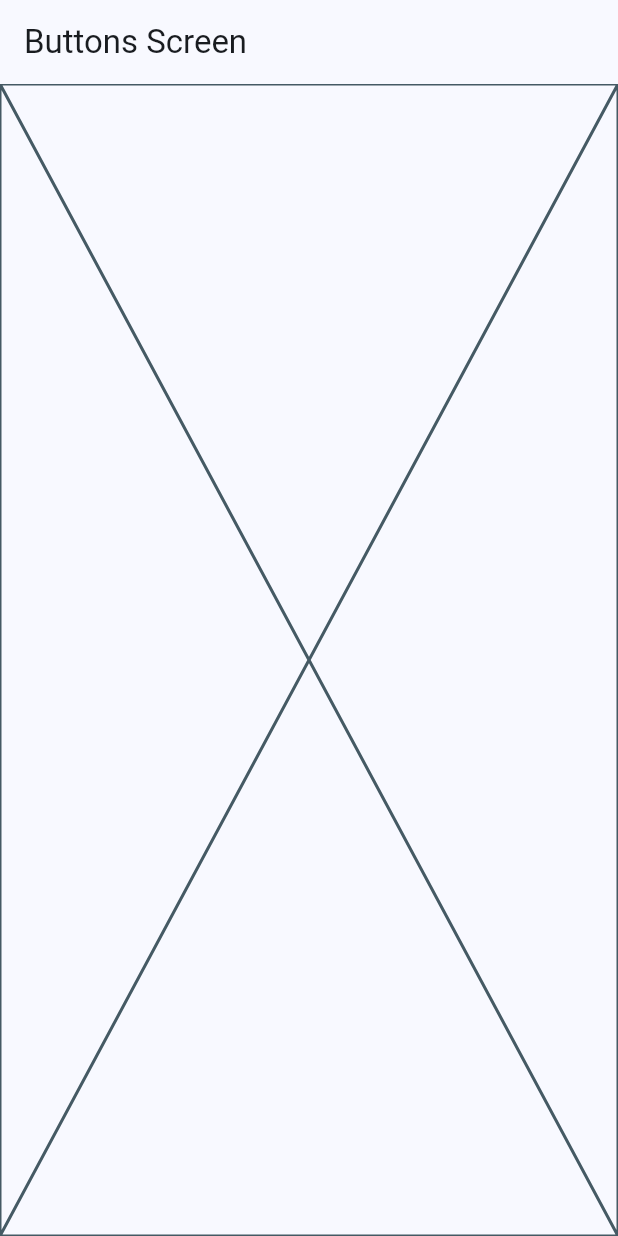
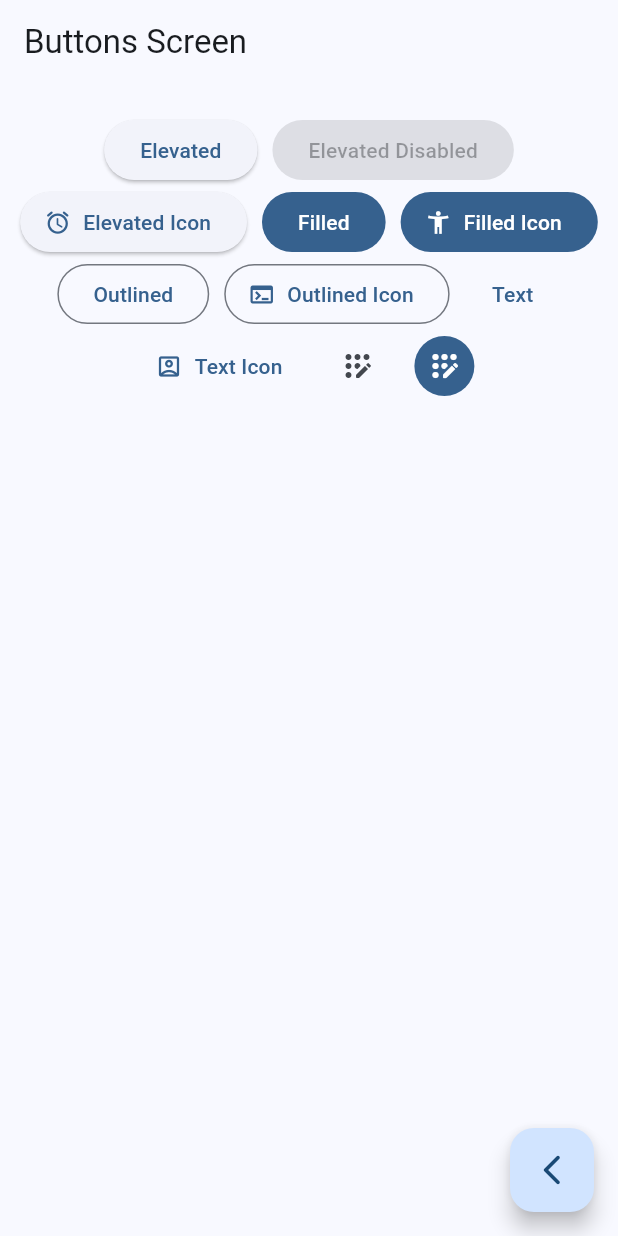
Before and after one commit to mperalta-fresh/banking_flutter_app, a Flutter app: the ButtonsScreen screen opened by its route, on a phone screen of 412 x 824 dp. Run offline on Flutter 3.47's test engine with Material 3 defaults, Android fonts, the light colour scheme and no system bars; our stand-ins replace go_router.

Commit message:
creates several buttons on Buttons Screen

```diff
--- a/lib/presentation/screens/buttons/buttons_screen.dart
+++ b/lib/presentation/screens/buttons/buttons_screen.dart
@@ -1,4 +1,5 @@
 import 'package:flutter/material.dart';
+import 'package:go_router/go_router.dart';
 
 class ButtonsScreen extends StatelessWidget {
 
@@ -10,7 +11,75 @@ class ButtonsScreen extends StatelessWidget {
   Widget build(BuildContext context) {
     return Scaffold(
       appBar: AppBar(title: const Text('Buttons Screen')),
-      body: const Placeholder(),
+      body: const _ButtonsView(),
+      floatingActionButton: FloatingActionButton(
+        child: const Icon(Icons.arrow_back_ios_new_rounded),
+        onPressed: () {
+          context.pop();
+        },
+      ),
     );
   }
 }
+
+class _ButtonsView extends StatelessWidget {
+  const _ButtonsView();
+
+  @override
+  Widget build(BuildContext context) {
+
+    final colors = Theme.of(context).colorScheme;
+
+    return SizedBox(
+      width: double.infinity, // takes as much width as possible from the parent widget
+      child: Padding(
+        padding: const EdgeInsets.symmetric(horizontal: 10, vertical: 20),
+        child: Wrap(
+          spacing: 10,
+          alignment: WrapAlignment.center,
+          children: [
+            ElevatedButton(onPressed: (){}, child: const Text('Elevated')),
+            const ElevatedButton(onPressed: null, child: Text('Elevated Disabled')),
+            ElevatedButton.icon(
+              onPressed: (){},
+              icon: Icon(Icons.access_alarm_rounded),
+              label: const Text('Elevated Icon'),
+            ),
+
+            FilledButton(onPressed: (){}, child: const Text('Filled')),
+            FilledButton.icon(
+              onPressed: (){},
+              icon: const Icon( Icons.accessibility_new ),
+              label: const Text('Filled Icon')),
+
+            OutlinedButton(onPressed: (){}, child: const Text('Outlined')),
+            OutlinedButton.icon(
+              onPressed: (){},
+              icon: const Icon( Icons.terminal ),
+              label: const Text('Outlined Icon')
+            ),
+
+            TextButton(onPressed: (){}, child: const Text('Text')),
+            TextButton.icon(
+              onPressed: (){},
+              icon: const Icon( Icons.account_box_outlined ),
+              label: const Text('Text Icon')
+            ),
+
+            // TODO: custom button
+
+            IconButton(onPressed: (){}, icon: const Icon( Icons.app_registration_rounded )),
+            IconButton(
+              onPressed: (){},
+              icon: const Icon( Icons.app_registration_rounded ),
+              style: ButtonStyle(
+                backgroundColor: WidgetStatePropertyAll(colors.primary),
+                iconColor: WidgetStatePropertyAll(Colors.white),
+              ),
+            ),
+          ],
+        ),
+      ),
+    );
+  }
+}
```
